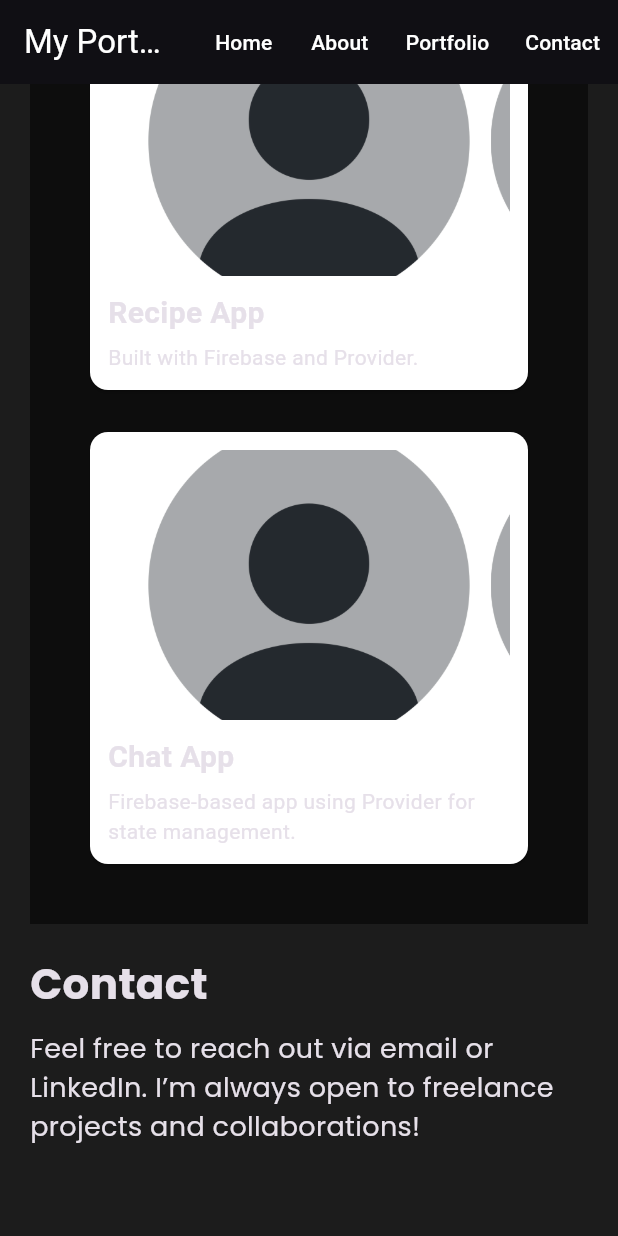
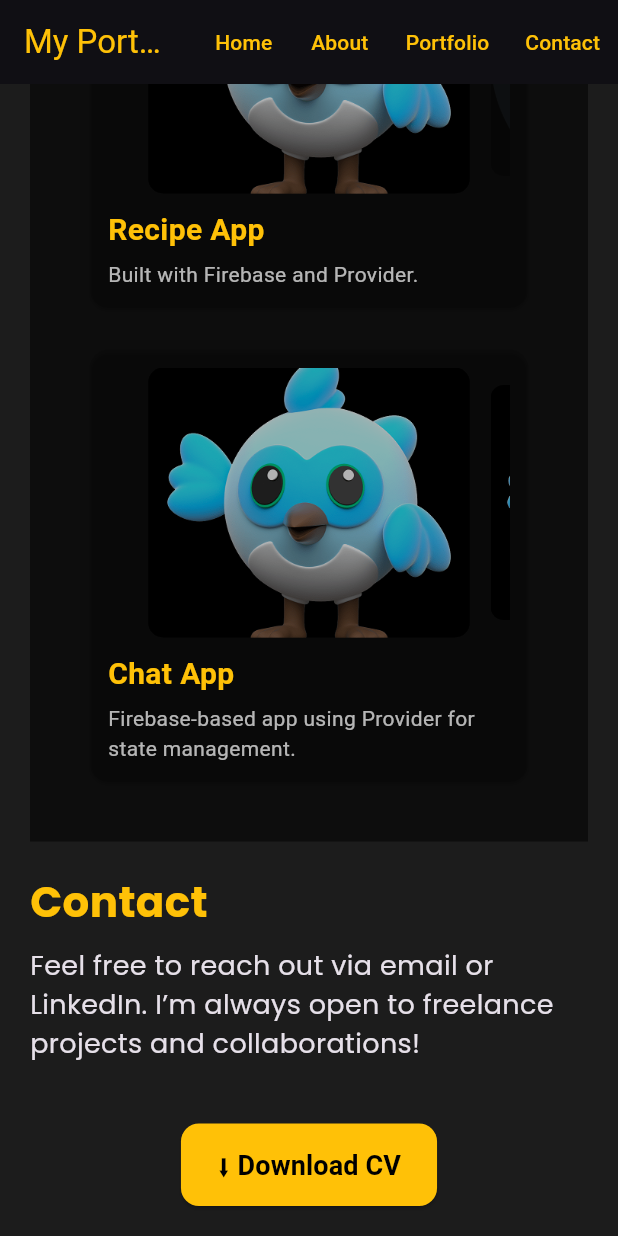
Before and after one commit to HumairaNazir/myPortfolio, a Flutter app: the screen it shows after launch, after a tap on "Contact", on a phone screen of 412 x 824 dp. Run offline on Flutter 3.47's test engine with Material 3 defaults, Android fonts, the phone set to English and light mode, and no system bars; drawn by our look-alikes of carousel_slider; our stand-ins replace google_fonts; missing offline and left inert: dart:html.

Commit message:
3rd changes

```diff
--- a/lib/reuseable_widgets/portfolio_card_widget.dart
+++ b/lib/reuseable_widgets/portfolio_card_widget.dart
@@ -9,12 +9,13 @@ Widget projectCard({
   return SizedBox(
     width: 300,
     child: Card(
-      color: Colors.white,
+      color: Colors.black12,
       child: Padding(
         padding: const EdgeInsets.all(12),
         child: Column(
           crossAxisAlignment: CrossAxisAlignment.start,
           children: [
+            // Carousel with overlay only (no text inside each image)
             CarouselSlider(
               options: CarouselOptions(
                 height: 180,
@@ -25,20 +26,45 @@ Widget projectCard({
               items: imagePaths.map((imagePath) {
                 return ClipRRect(
                   borderRadius: BorderRadius.circular(10),
-                  child: Image.asset(
-                    imagePath,
-                    width: double.infinity,
-                    fit: BoxFit.cover,
+                  child: Stack(
+                    fit: StackFit.expand,
+                    children: [
+                      Image.asset(
+                        imagePath,
+                        fit: BoxFit.cover,
+                      ),
+                      Container(
+                        decoration: BoxDecoration(
+                          color: Colors.black
+                              .withValues(alpha: 0.3), // black overlay
+                        ),
+                      ),
+                    ],
                   ),
                 );
               }).toList(),
             ),
+
             const SizedBox(height: 10),
-            Text(title,
-                style:
-                    const TextStyle(fontSize: 20, fontWeight: FontWeight.bold)),
+
+            // Title and description once, outside the carousel
+            Text(
+              title,
+              style: const TextStyle(
+                fontSize: 20,
+                fontWeight: FontWeight.bold,
+                color: Colors.amber,
+              ),
+            ),
+
             const SizedBox(height: 5),
-            Text(description),
+
+            Text(
+              description,
+              style: const TextStyle(
+                color: Colors.white70,
+              ),
+            ),
           ],
         ),
       ),
--- a/lib/screens/portfolio_screen.dart
+++ b/lib/screens/portfolio_screen.dart
@@ -1,7 +1,7 @@
 import 'package:flutter/material.dart';
 import 'package:google_fonts/google_fonts.dart';
 import 'package:url_launcher/url_launcher.dart';
-
+import 'dart:html' as html;
 import '../reuseable_widgets/portfolio_card_widget.dart';
 
 class PortfolioScreen extends StatefulWidget {
@@ -35,32 +35,32 @@ class _PortfolioScreenState extends State<PortfolioScreen> {
       appBar: AppBar(
         backgroundColor: Colors.black,
         title:
-            const Text('My Portfolio', style: TextStyle(color: Colors.white)),
+            const Text('My Portfolio', style: TextStyle(color: Colors.amber)),
         actions: [
           TextButton(
             onPressed: () {
               onNavMenuTap(0);
             },
-            child: const Text('Home', style: TextStyle(color: Colors.white)),
+            child: const Text('Home', style: TextStyle(color: Colors.amber)),
           ),
           TextButton(
             onPressed: () {
               onNavMenuTap(1);
             },
-            child: const Text('About', style: TextStyle(color: Colors.white)),
+            child: const Text('About', style: TextStyle(color: Colors.amber)),
           ),
           TextButton(
             onPressed: () {
               onNavMenuTap(2);
             },
             child:
-                const Text('Portfolio', style: TextStyle(color: Colors.white)),
+                const Text('Portfolio', style: TextStyle(color: Colors.amber)),
           ),
           TextButton(
             onPressed: () {
               onNavMenuTap(3);
             },
-            child: const Text('Contact', style: TextStyle(color: Colors.white)),
+            child: const Text('Contact', style: TextStyle(color: Colors.amber)),
           ),
         ],
       ),
@@ -75,12 +75,21 @@ class _PortfolioScreenState extends State<PortfolioScreen> {
               height: MediaQuery.of(context).size.height * 0.9,
               color: Colors.black,
               child: Center(
-                child: Column(
+                child: Padding(
+                  padding: const EdgeInsets.symmetric(horizontal: 40),
+                  child: Row(
+                    mainAxisAlignment: MainAxisAlignment.spaceBetween,
+                    crossAxisAlignment: CrossAxisAlignment.center,
+                    children: [
+                      Column(
                         mainAxisAlignment: MainAxisAlignment.center,
+                        crossAxisAlignment: CrossAxisAlignment.center,
                         children: [
                           const CircleAvatar(
                             radius: 60,
-                      backgroundImage: AssetImage('assets/images/profile.png'),
+                            backgroundImage: AssetImage(
+                              'assets/images/profile.png',
+                            ),
                           ),
                           const SizedBox(height: 20),
                           Text(
@@ -88,7 +97,7 @@ class _PortfolioScreenState extends State<PortfolioScreen> {
                             style: GoogleFonts.poppins(
                               fontSize: 40,
                               fontWeight: FontWeight.bold,
-                        color: Colors.white,
+                              color: Colors.amber,
                             ),
                           ),
                           const SizedBox(height: 10),
@@ -96,7 +105,7 @@ class _PortfolioScreenState extends State<PortfolioScreen> {
                             'Flutter Developer | 2 Years Experience',
                             style: GoogleFonts.poppins(
                               fontSize: 20,
-                        color: Colors.amber,
+                              color: Colors.white,
                             ),
                           ),
                           const SizedBox(height: 20),
@@ -110,18 +119,33 @@ class _PortfolioScreenState extends State<PortfolioScreen> {
                                     'https://www.linkedin.com/in/your-profile'),
                               ),
                               IconButton(
-                          icon: const Icon(Icons.code, color: Colors.white),
-                          onPressed: () =>
-                              _launchURL('https://github.com/your-github'),
+                                icon:
+                                    const Icon(Icons.code, color: Colors.white),
+                                onPressed: () => _launchURL(
+                                    'https://github.com/your-github'),
                               ),
                               IconButton(
-                          icon: const Icon(Icons.mail, color: Colors.white),
+                                icon:
+                                    const Icon(Icons.mail, color: Colors.white),
                                 onPressed: () =>
                                     _launchURL('mailto:humaira.dev@gmail.com'),
                               ),
                             ],
                           ),
                         ],
+                      ),
+                      Column(
+                        mainAxisAlignment: MainAxisAlignment.center,
+                        children: [
+                          Image.asset(
+                            'assets/images/logo.png',
+                            height: 150,
+                            fit: BoxFit.contain,
+                          ),
+                        ],
+                      )
+                    ],
+                  ),
                 ),
               ),
             ),
@@ -136,7 +160,9 @@ class _PortfolioScreenState extends State<PortfolioScreen> {
                 children: [
                   Text('About Me',
                       style: GoogleFonts.poppins(
-                          fontSize: 28, fontWeight: FontWeight.bold)),
+                          color: Colors.amber,
+                          fontSize: 28,
+                          fontWeight: FontWeight.bold)),
                   const SizedBox(height: 10),
                   Text(
                     'I am Humaira Nazir, a dedicated Flutter developer with 2 years of experience building high-performance mobile apps. I am passionate about writing clean code, exploring new technologies, and delivering outstanding user experiences.',
@@ -165,8 +191,8 @@ class _PortfolioScreenState extends State<PortfolioScreen> {
                           children: [
                             projectCard(
                               imagePaths: [
-                                'assets/images/profile.png',
-                                'assets/images/profile.png',
+                                'assets/images/logo.png',
+                                'assets/images/logo.png',
                                 'assets/images/profile.png',
                               ],
                               title: 'Weather App',
@@ -175,9 +201,9 @@ class _PortfolioScreenState extends State<PortfolioScreen> {
                             ),
                             projectCard(
                               imagePaths: [
-                                'assets/images/profile.png',
-                                'assets/images/profile.png',
-                                'assets/images/profile.png',
+                                'assets/images/logo.png',
+                                'assets/images/logo.png',
+                                'assets/images/logo.png',
                                 'assets/images/profile.png',
                                 'assets/images/profile.png',
                                 'assets/images/profile.png',
@@ -188,7 +214,31 @@ class _PortfolioScreenState extends State<PortfolioScreen> {
                             ),
                             projectCard(
                               imagePaths: [
+                                'assets/images/logo.png',
+                                'assets/images/logo.png',
+                                'assets/images/logo.png',
                                 'assets/images/profile.png',
+                                'assets/images/profile.png',
+                                'assets/images/profile.png',
+                              ],
+                              title: 'Recipe App',
+                              description: 'Built with Firebase and Provider.',
+                            ),
+                            projectCard(
+                              imagePaths: [
+                                'assets/images/logo.png',
+                                'assets/images/logo.png',
+                                'assets/images/profile.png',
+                                'assets/images/profile.png',
+                                'assets/images/profile.png',
+                                'assets/images/profile.png',
+                              ],
+                              title: 'Recipe App',
+                              description: 'Built with Firebase and Provider.',
+                            ),
+                            projectCard(
+                              imagePaths: [
+                                'assets/images/logo.png',
                                 'assets/images/profile.png',
                                 'assets/images/profile.png',
                                 'assets/images/profile.png',
@@ -200,33 +250,9 @@ class _PortfolioScreenState extends State<PortfolioScreen> {
                             ),
                             projectCard(
                               imagePaths: [
-                                'assets/images/profile.png',
-                                'assets/images/profile.png',
-                                'assets/images/profile.png',
-                                'assets/images/profile.png',
-                                'assets/images/profile.png',
-                                'assets/images/profile.png',
-                              ],
-                              title: 'Recipe App',
-                              description: 'Built with Firebase and Provider.',
-                            ),
-                            projectCard(
-                              imagePaths: [
-                                'assets/images/profile.png',
-                                'assets/images/profile.png',
-                                'assets/images/profile.png',
-                                'assets/images/profile.png',
-                                'assets/images/profile.png',
-                                'assets/images/profile.png',
-                              ],
-                              title: 'Recipe App',
-                              description: 'Built with Firebase and Provider.',
-                            ),
-                            projectCard(
-                              imagePaths: [
-                                'assets/images/profile.png',
-                                'assets/images/profile.png',
-                                'assets/images/profile.png',
+                                'assets/images/logo.png',
+                                'assets/images/logo.png',
+                                'assets/images/logo.png',
                                 'assets/images/profile.png',
                                 'assets/images/profile.png',
                                 'assets/images/profile.png',
@@ -252,7 +278,9 @@ class _PortfolioScreenState extends State<PortfolioScreen> {
                 children: [
                   Text('Contact',
                       style: GoogleFonts.poppins(
-                          fontSize: 28, fontWeight: FontWeight.bold)),
+                          color: Colors.amber,
+                          fontSize: 28,
+                          fontWeight: FontWeight.bold)),
                   const SizedBox(height: 10),
                   Text(
                     'Feel free to reach out via email or LinkedIn. I’m always open to freelance projects and collaborations!',
@@ -262,8 +290,31 @@ class _PortfolioScreenState extends State<PortfolioScreen> {
               ),
             ),
             SizedBox(
-              height: 40,
-            )
+              height: 20,
+            ),
+            ElevatedButton(
+                style: ElevatedButton.styleFrom(
+                    backgroundColor: Colors.amber,
+                    padding: EdgeInsets.symmetric(horizontal: 24, vertical: 14),
+                    shape: RoundedRectangleBorder(
+                        borderRadius: BorderRadius.circular(12))),
+                onPressed: () {
+                  const url = 'assets/Humaira_cv.pdf';
+
+                  html.AnchorElement(href: url)
+                    ..setAttribute("download", "Humaira_cv.pdf")
+                    ..click();
+                },
+                child: Text(
+                  "⬇ Download CV",
+                  style: TextStyle(
+                      color: Colors.black,
+                      fontWeight: FontWeight.bold,
+                      fontSize: 18),
+                )),
+            SizedBox(
+              height: 20,
+            ),
           ],
         ),
       ),
```
Also changed, not shown: pubspec.lock, 1 other file. Lines whose indentation alone changed are shown as unchanged.
